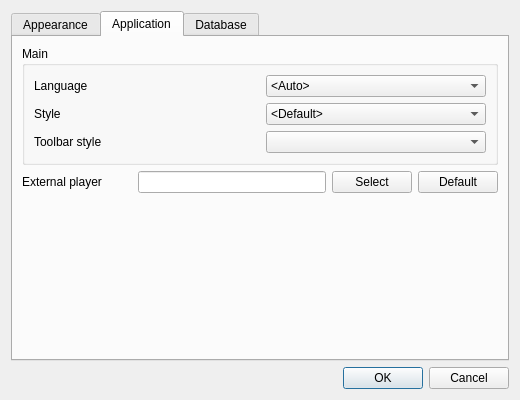
Before: the Qt Designer form src/settingswindow.ui in eugene-melnik/alexandra, drawn with Qt 5.
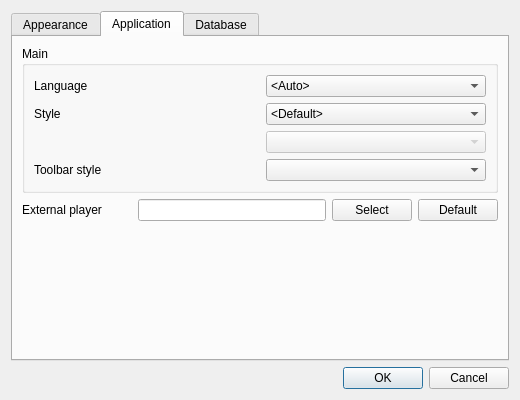
After: the same form once the commit is applied. The open tabs and pages were chosen to show the change. Icons and pictures are not drawn.

Commit message: Themes support

```diff
--- a/src/settingswindow.ui
+++ b/src/settingswindow.ui
@@ -374,6 +374,13 @@
                 </property>
                </widget>
               </item>
+              <item>
+               <widget class="QLabel" name="labelSpacer1">
+                <property name="text">
+                 <string notr="true"/>
+                </property>
+               </widget>
+              </item>
               <item>
                <widget class="QLabel" name="labelToolbarStyle">
                 <property name="minimumSize">
@@ -437,6 +444,13 @@
                 </item>
                </widget>
               </item>
+              <item>
+               <widget class="QComboBox" name="cbTheme">
+                <property name="enabled">
+                 <bool>false</bool>
+                </property>
+               </widget>
+              </item>
               <item>
                <widget class="QComboBox" name="cbToolbarStyle">
                 <property name="minimumSize">
```
The commit also changes 50 other files.
